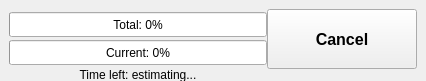
Before: the Qt Designer form progresswidget.ui in reveur12/imageshack-uploader, drawn with Qt 5.
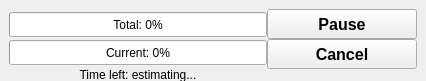
After: the same form once the commit is applied. The open tabs and pages were chosen to show the change. Icons and pictures are not drawn.

What changed in the file:
```diff
--- a/progresswidget.ui
+++ b/progresswidget.ui
@@ -99,7 +99,7 @@
    </layout>
   </widget>
   <widget class="QWidget" name="page">
-   <layout class="QVBoxLayout" name="verticalLayout_3">
+   <layout class="QVBoxLayout" name="verticalLayout_7">
     <property name="spacing">
      <number>0</number>
     </property>
@@ -107,7 +107,7 @@
      <number>0</number>
     </property>
     <item>
-     <layout class="QHBoxLayout" name="horizontalLayout_4">
+     <layout class="QHBoxLayout" name="horizontalLayout_3">
       <item>
        <layout class="QVBoxLayout" name="verticalLayout">
         <item>
@@ -169,6 +169,37 @@
        </layout>
       </item>
       <item>
+       <layout class="QVBoxLayout" name="verticalLayout_3">
+        <property name="spacing">
+         <number>0</number>
+        </property>
+        <item>
+         <widget class="QPushButton" name="pause">
+          <property name="minimumSize">
+           <size>
+            <width>150</width>
+            <height>30</height>
+           </size>
+          </property>
+          <property name="maximumSize">
+           <size>
+            <width>150</width>
+            <height>30</height>
+           </size>
+          </property>
+          <property name="font">
+           <font>
+            <pointsize>12</pointsize>
+            <weight>75</weight>
+            <bold>true</bold>
+           </font>
+          </property>
+          <property name="text">
+           <string>Pause</string>
+          </property>
+         </widget>
+        </item>
+        <item>
        <widget class="QPushButton" name="cancel">
         <property name="sizePolicy">
          <sizepolicy hsizetype="Minimum" vsizetype="Fixed">
@@ -179,13 +210,13 @@
         <property name="minimumSize">
          <size>
           <width>150</width>
-          <height>60</height>
+            <height>30</height>
          </size>
         </property>
         <property name="maximumSize">
          <size>
           <width>150</width>
-          <height>60</height>
+            <height>30</height>
          </size>
         </property>
         <property name="font">
@@ -206,6 +237,8 @@
       </item>
      </layout>
     </item>
+     </layout>
+    </item>
     <item>
      <layout class="QHBoxLayout" name="horizontalLayout_2">
       <property name="spacing">
```
Left out of the diff: 21 changed lines with no effect on the pictures. Lines whose indentation alone changed are shown as unchanged.
